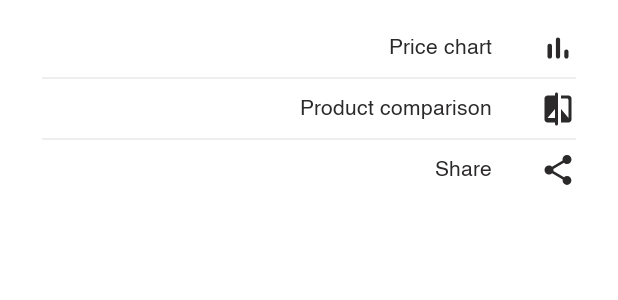
After one commit to alisamadzadeh46/ecommerce, an Android app: the layout fragment_bottom_sheet_dialog.xml on its own in the app's theme, with its tools: preview values and no code run, on a phone screen of 412 x 824 dp. The commit adds this screen. Shown: the top 300 px of the screen. Run offline under Robolectric (Android 15) with nearby library versions, the phone set to English and light mode, and no system bars.

Commit message:
BottomSheetDialog part 1

```diff
--- a/eccomerce/app/build.gradle
+++ b/eccomerce/app/build.gradle
@@ -75,5 +75,7 @@ dependencies {
     implementation "com.squareup.retrofit2:adapter-rxjava3:$adapter_rxjava3"
     def indicator = "4.1.2"
     implementation "com.tbuonomo.andrui:viewpagerdotsindicator:$indicator"
+    def round = "2.1.1"
+    implementation "com.akexorcist:round-corner-progress-bar:$round"
 
 }
--- a/eccomerce/app/src/main/java/com/example/ecommerce/network/ApiService.kt
+++ b/eccomerce/app/src/main/java/com/example/ecommerce/network/ApiService.kt
@@ -26,12 +26,15 @@ interface ApiService {
     @GET("home/property/{id}/")
     fun propertyProduct(@Path("id") id: Int): Single<List<Property>>
 
+    @GET("home/rating/{id}/")
+    fun ratingProduct(@Path("id") id: Int): Single<List<Rating>>
+
 }
 
 
 fun client(): ApiService {
     val retrofit = Retrofit.Builder()
-        .baseUrl("http://192.168.1.34:8000/")
+        .baseUrl("http://192.168.1.33:8000/")
         .addConverterFactory(GsonConverterFactory.create())
         .addCallAdapterFactory(RxJava3CallAdapterFactory.create())
         .build()
--- /dev/null
+++ b/eccomerce/app/src/main/res/drawable/ic_round_bar_chart_24.xml
@@ -0,0 +1,10 @@
+<vector xmlns:android="http://schemas.android.com/apk/res/android"
+    android:width="24dp"
+    android:height="24dp"
+    android:tint="@color/light_black"
+    android:viewportWidth="24"
+    android:viewportHeight="24">
+    <path
+        android:fillColor="@android:color/white"
+        android:pathData="M6.4,9.2h0.2c0.77,0 1.4,0.63 1.4,1.4v7c0,0.77 -0.63,1.4 -1.4,1.4h-0.2c-0.77,0 -1.4,-0.63 -1.4,-1.4v-7c0,-0.77 0.63,-1.4 1.4,-1.4zM12,5c0.77,0 1.4,0.63 1.4,1.4v11.2c0,0.77 -0.63,1.4 -1.4,1.4 -0.77,0 -1.4,-0.63 -1.4,-1.4L10.6,6.4c0,-0.77 0.63,-1.4 1.4,-1.4zM17.6,13c0.77,0 1.4,0.63 1.4,1.4v3.2c0,0.77 -0.63,1.4 -1.4,1.4 -0.77,0 -1.4,-0.63 -1.4,-1.4v-3.2c0,-0.77 0.63,-1.4 1.4,-1.4z" />
+</vector>
--- /dev/null
+++ b/eccomerce/app/src/main/res/drawable/ic_round_compare_24.xml
@@ -0,0 +1,10 @@
+<vector xmlns:android="http://schemas.android.com/apk/res/android"
+    android:width="24dp"
+    android:height="24dp"
+    android:tint="@color/light_black"
+    android:viewportWidth="24"
+    android:viewportHeight="24">
+    <path
+        android:fillColor="@android:color/white"
+        android:pathData="M10,3L5,3c-1.1,0 -2,0.9 -2,2v14c0,1.1 0.9,2 2,2h5v1c0,0.55 0.45,1 1,1s1,-0.45 1,-1L12,2c0,-0.55 -0.45,-1 -1,-1s-1,0.45 -1,1v1zM10,18L5,18l5,-6v6zM19,3h-5v2h4c0.55,0 1,0.45 1,1v12l-5,-6v9h5c1.1,0 2,-0.9 2,-2L21,5c0,-1.1 -0.9,-2 -2,-2z" />
+</vector>
--- /dev/null
+++ b/eccomerce/app/src/main/res/drawable/ic_round_share_24.xml
@@ -0,0 +1,10 @@
+<vector xmlns:android="http://schemas.android.com/apk/res/android"
+    android:width="24dp"
+    android:height="24dp"
+    android:tint="@color/light_black"
+    android:viewportWidth="24"
+    android:viewportHeight="24">
+    <path
+        android:fillColor="@android:color/white"
+        android:pathData="M18,16.08c-0.76,0 -1.44,0.3 -1.96,0.77L8.91,12.7c0.05,-0.23 0.09,-0.46 0.09,-0.7s-0.04,-0.47 -0.09,-0.7l7.05,-4.11c0.54,0.5 1.25,0.81 2.04,0.81 1.66,0 3,-1.34 3,-3s-1.34,-3 -3,-3 -3,1.34 -3,3c0,0.24 0.04,0.47 0.09,0.7L8.04,9.81C7.5,9.31 6.79,9 6,9c-1.66,0 -3,1.34 -3,3s1.34,3 3,3c0.79,0 1.5,-0.31 2.04,-0.81l7.12,4.16c-0.05,0.21 -0.08,0.43 -0.08,0.65 0,1.61 1.31,2.92 2.92,2.92s2.92,-1.31 2.92,-2.92 -1.31,-2.92 -2.92,-2.92z" />
+</vector>
--- /dev/null
+++ b/eccomerce/app/src/main/res/layout/fragment_bottom_sheet_dialog.xml
@@ -0,0 +1,104 @@
+<?xml version="1.0" encoding="utf-8"?>
+<androidx.constraintlayout.widget.ConstraintLayout xmlns:android="http://schemas.android.com/apk/res/android"
+    xmlns:app="http://schemas.android.com/apk/res-auto"
+    xmlns:tools="http://schemas.android.com/tools"
+    android:layout_width="match_parent"
+    android:layout_height="wrap_content"
+    android:layoutDirection="ltr"
+    android:padding="12dp"
+    tools:context=".ui.fragment.detail.BottomSheetDialogFragment">
+
+    <ImageView
+        android:id="@+id/image_chart"
+        android:layout_width="wrap_content"
+        android:layout_height="wrap_content"
+        android:layout_marginTop="8dp"
+        android:layout_marginEnd="16dp"
+        android:contentDescription="@string/app_name"
+        app:layout_constraintEnd_toEndOf="parent"
+        app:layout_constraintTop_toTopOf="parent"
+        app:srcCompat="@drawable/ic_round_bar_chart_24" />
+
+    <TextView
+        android:id="@+id/text_chart"
+        android:layout_width="wrap_content"
+        android:layout_height="wrap_content"
+        android:layout_marginTop="8dp"
+        android:layout_marginEnd="32dp"
+        android:text="@string/price_chart"
+        android:textColor="@color/light_black"
+        app:layout_constraintEnd_toStartOf="@id/image_chart"
+        app:layout_constraintTop_toTopOf="parent" />
+
+    <View
+        android:id="@+id/view"
+        android:layout_width="match_parent"
+        android:layout_height="1dp"
+        android:layout_marginStart="16dp"
+        android:layout_marginTop="8dp"
+        android:layout_marginEnd="16dp"
+        android:background="@color/teal_200"
+        app:layout_constraintEnd_toEndOf="parent"
+        app:layout_constraintStart_toStartOf="parent"
+        app:layout_constraintTop_toBottomOf="@id/text_chart"
+        app:layout_editor_absoluteX="0dp"
+        tools:layout_editor_absoluteX="12dp" />
+
+    <ImageView
+        android:id="@+id/image_comparison"
+        android:layout_width="wrap_content"
+        android:layout_height="wrap_content"
+        android:layout_marginTop="8dp"
+        android:layout_marginEnd="16dp"
+        android:contentDescription="@string/app_name"
+        android:src="@drawable/ic_round_compare_24"
+        app:layout_constraintEnd_toEndOf="parent"
+        app:layout_constraintTop_toBottomOf="@+id/view" />
+
+    <TextView
+        android:id="@+id/text_comparison"
+        android:layout_width="wrap_content"
+        android:layout_height="wrap_content"
+        android:layout_marginTop="8dp"
+        android:layout_marginEnd="32dp"
+        android:text="@string/product_comparison"
+        android:textColor="@color/light_black"
+        app:layout_constraintEnd_toStartOf="@id/image_comparison"
+        app:layout_constraintTop_toBottomOf="@+id/view" />
+
+    <View
+        android:id="@+id/view2"
+        android:layout_width="match_parent"
+        android:layout_height="1dp"
+        android:layout_marginStart="16dp"
+        android:layout_marginTop="8dp"
+        android:layout_marginEnd="16dp"
+        android:background="@color/teal_200"
+        app:layout_constraintEnd_toEndOf="parent"
+        app:layout_constraintStart_toStartOf="parent"
+        app:layout_constraintTop_toBottomOf="@id/text_comparison"
+        app:layout_editor_absoluteX="0dp"
+        tools:layout_editor_absoluteX="12dp" />
+
+    <ImageView
+        android:id="@+id/image_share"
+        android:layout_width="wrap_content"
+        android:layout_height="wrap_content"
+        android:layout_marginTop="8dp"
+        android:layout_marginEnd="16dp"
+        android:contentDescription="@string/app_name"
+        android:src="@drawable/ic_round_share_24"
+        app:layout_constraintEnd_toEndOf="parent"
+        app:layout_constraintTop_toBottomOf="@+id/view2" />
+
+    <TextView
+        android:id="@+id/text_share"
+        android:layout_width="wrap_content"
+        android:layout_height="wrap_content"
+        android:layout_marginTop="8dp"
+        android:layout_marginEnd="32dp"
+        android:text="@string/share"
+        android:textColor="@color/light_black"
+        app:layout_constraintEnd_toStartOf="@id/image_share"
+        app:layout_constraintTop_toBottomOf="@+id/view2" />
+</androidx.constraintlayout.widget.ConstraintLayout>
--- a/eccomerce/app/src/main/res/values/strings.xml
+++ b/eccomerce/app/src/main/res/values/strings.xml
@@ -10,4 +10,7 @@
     <string name="search_in_ecommerce">Search in ecommerce</string>
     <string name="technical_specifications">Technical Specifications</string>
     <string name="add_to_cart">Add to Cart</string>
+    <string name="price_chart">Price chart</string>
+    <string name="product_comparison">Product comparison</string>
+    <string name="share">Share</string>
 </resources>
```
Also changed, not shown: eccomerce/app/src/main/java/com/example/ecommerce/model/Rating.kt (added, +8 -0 lines), eccomerce/app/src/main/java/com/example/ecommerce/repository/RatingProductRepository.kt (added, +8 -0 lines), eccomerce/app/src/main/java/com/example/ecommerce/repository/datasource/RatingProductDataSource.kt (added, +8 -0 lines), eccomerce/app/src/main/java/com/example/ecommerce/repository/datasource/RemoteRatingProductDataSource.kt (added, +11 -0 lines), eccomerce/app/src/main/java/com/example/ecommerce/repository/impl/RatingProductRepositoryImpl.kt (added, +14 -0 lines), eccomerce/app/src/main/java/com/example/ecommerce/ui/adapter/AdapterRatingProduct.kt (added, +39 -0 lines), eccomerce/app/src/main/java/com/example/ecommerce/ui/fragment/detail/BottomSheetDialogFragment.kt (added, +50 -0 lines), eccomerce/app/src/main/java/com/example/ecommerce/ui/fragment/detail/DetailProductFragment.kt (+21 -2 lines), eccomerce/app/src/main/java/com/example/ecommerce/utils/App.kt (+9 -1 lines), eccomerce/app/src/main/java/com/example/ecommerce/viewmodel/DetailProductViewModel.kt (+14 -3 lines), eccomerce/app/src/main/res/layout/fragment_detail_product.xml (+36 -10 lines), eccomerce/app/src/main/res/layout/item_rating.xml (added, +30 -0 lines), eccomerce/app/src/main/res/navigation/home.xml (+12 -0 lines).
